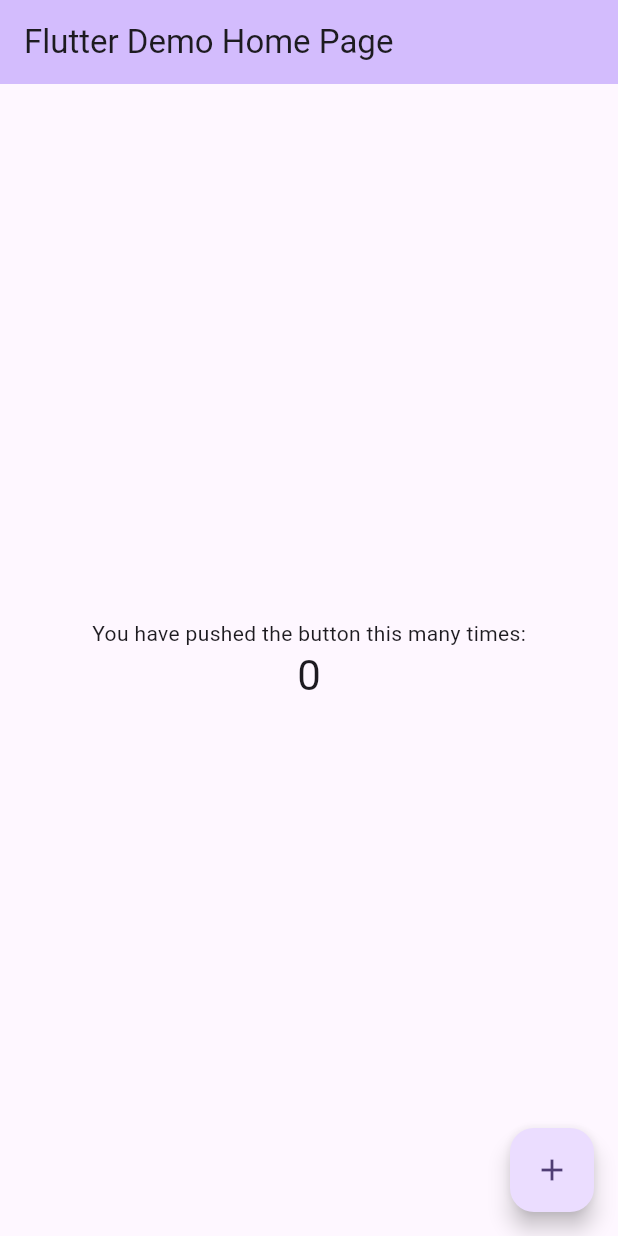
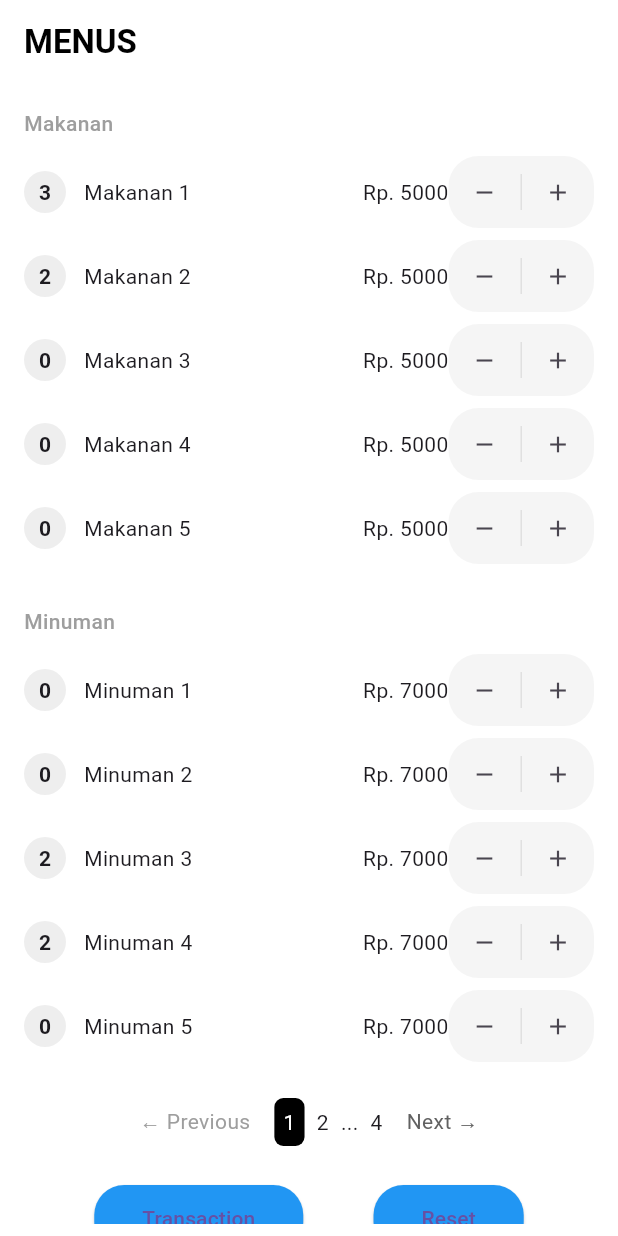
Before and after one commit to rendraganz/mini_project_selatan, a Flutter app: the screen it shows after launch, on a phone screen of 412 x 824 dp. Run offline on Flutter 3.47's test engine with Material 3 defaults, Android fonts, the phone set to English and light mode, and no system bars.

Commit message:
menu page

```diff
--- a/lib/main.dart
+++ b/lib/main.dart
@@ -1,4 +1,5 @@
 import 'package:flutter/material.dart';
+import 'menu_page.dart'; // import file halaman menu
 
 void main() {
   runApp(const MyApp());
@@ -7,116 +8,15 @@ void main() {
 class MyApp extends StatelessWidget {
   const MyApp({super.key});
 
-  // This widget is the root of your application.
   @override
   Widget build(BuildContext context) {
     return MaterialApp(
-      title: 'Flutter Demo',
+      debugShowCheckedModeBanner: false,
+      title: "Menu App",
       theme: ThemeData(
-        // This is the theme of your application.
-        //
-        // TRY THIS: Try running your application with "flutter run". You'll see
-        // the application has a purple toolbar. Then, without quitting the app,
-        // try changing the seedColor in the colorScheme below to Colors.green
-        // and then invoke "hot reload" (save your changes or press the "hot
-        // reload" button in a Flutter-supported IDE, or press "r" if you used
-        // the command line to start the app).
-        //
-        // Notice that the counter didn't reset back to zero; the application
-        // state is not lost during the reload. To reset the state, use hot
-        // restart instead.
-        //
-        // This works for code too, not just values: Most code changes can be
-        // tested with just a hot reload.
-        colorScheme: ColorScheme.fromSeed(seedColor: Colors.deepPurple),
+        primarySwatch: Colors.blue,
       ),
-      home: const MyHomePage(title: 'Flutter Demo Home Page'),
+      home: const MenuPage(), // arahkan ke MenuPage
     );
   }
 }
-
-class MyHomePage extends StatefulWidget {
-  const MyHomePage({super.key, required this.title});
-
-  // This widget is the home page of your application. It is stateful, meaning
-  // that it has a State object (defined below) that contains fields that affect
-  // how it looks.
-
-  // This class is the configuration for the state. It holds the values (in this
-  // case the title) provided by the parent (in this case the App widget) and
-  // used by the build method of the State. Fields in a Widget subclass are
-  // always marked "final".
-
-  final String title;
-
-  @override
-  State<MyHomePage> createState() => _MyHomePageState();
-}
-
-class _MyHomePageState extends State<MyHomePage> {
-  int _counter = 0;
-
-  void _incrementCounter() {
-    setState(() {
-      // This call to setState tells the Flutter framework that something has
-      // changed in this State, which causes it to rerun the build method below
-      // so that the display can reflect the updated values. If we changed
-      // _counter without calling setState(), then the build method would not be
-      // called again, and so nothing would appear to happen.
-      _counter++;
-    });
-  }
-
-  @override
-  Widget build(BuildContext context) {
-    // This method is rerun every time setState is called, for instance as done
-    // by the _incrementCounter method above.
-    //
-    // The Flutter framework has been optimized to make rerunning build methods
-    // fast, so that you can just rebuild anything that needs updating rather
-    // than having to individually change instances of widgets.
-    return Scaffold(
-      appBar: AppBar(
-        // TRY THIS: Try changing the color here to a specific color (to
-        // Colors.amber, perhaps?) and trigger a hot reload to see the AppBar
-        // change color while the other colors stay the same.
-        backgroundColor: Theme.of(context).colorScheme.inversePrimary,
-        // Here we take the value from the MyHomePage object that was created by
-        // the App.build method, and use it to set our appbar title.
-        title: Text(widget.title),
-      ),
-      body: Center(
-        // Center is a layout widget. It takes a single child and positions it
-        // in the middle of the parent.
-        child: Column(
-          // Column is also a layout widget. It takes a list of children and
-          // arranges them vertically. By default, it sizes itself to fit its
-          // children horizontally, and tries to be as tall as its parent.
-          //
-          // Column has various properties to control how it sizes itself and
-          // how it positions its children. Here we use mainAxisAlignment to
-          // center the children vertically; the main axis here is the vertical
-          // axis because Columns are vertical (the cross axis would be
-          // horizontal).
-          //
-          // TRY THIS: Invoke "debug painting" (choose the "Toggle Debug Paint"
-          // action in the IDE, or press "p" in the console), to see the
-          // wireframe for each widget.
-          mainAxisAlignment: MainAxisAlignment.center,
-          children: <Widget>[
-            const Text('You have pushed the button this many times:'),
-            Text(
-              '$_counter',
-              style: Theme.of(context).textTheme.headlineMedium,
-            ),
-          ],
-        ),
-      ),
-      floatingActionButton: FloatingActionButton(
-        onPressed: _incrementCounter,
-        tooltip: 'Increment',
-        child: const Icon(Icons.add),
-      ), // This trailing comma makes auto-formatting nicer for build methods.
-    );
-  }
-}
--- /dev/null
+++ b/lib/menu_page.dart
@@ -0,0 +1,218 @@
+import 'package:flutter/material.dart';
+
+class MenuItem {
+  String name;
+  int price;
+  int qty;
+
+  MenuItem({required this.name, required this.price, this.qty = 0});
+}
+
+class MenuPage extends StatefulWidget {
+  const MenuPage({super.key});
+
+  @override
+  State<MenuPage> createState() => _MenuPageState();
+}
+
+class _MenuPageState extends State<MenuPage> {
+  List<MenuItem> makanan = [
+    MenuItem(name: "Makanan 1", price: 5000, qty: 3),
+    MenuItem(name: "Makanan 2", price: 5000, qty: 2),
+    MenuItem(name: "Makanan 3", price: 5000),
+    MenuItem(name: "Makanan 4", price: 5000),
+    MenuItem(name: "Makanan 5", price: 5000),
+  ];
+
+  List<MenuItem> minuman = [
+    MenuItem(name: "Minuman 1", price: 7000),
+    MenuItem(name: "Minuman 2", price: 7000),
+    MenuItem(name: "Minuman 3", price: 7000, qty: 2),
+    MenuItem(name: "Minuman 4", price: 7000, qty: 2),
+    MenuItem(name: "Minuman 5", price: 7000),
+  ];
+
+  Widget buildMenuList(String title, List<MenuItem> items) {
+    return Column(
+      crossAxisAlignment: CrossAxisAlignment.start,
+      children: [
+        Padding(
+          padding: const EdgeInsets.symmetric(vertical: 8),
+          child: Text(
+            title,
+            style: const TextStyle(
+              fontSize: 14,
+              fontWeight: FontWeight.w500,
+              color: Colors.grey,
+            ),
+          ),
+        ),
+        ...items.map(
+          (item) => Padding(
+            padding: const EdgeInsets.symmetric(vertical: 4),
+            child: Row(
+              children: [
+                // qty box
+                Container(
+                  width: 28,
+                  height: 28,
+                  decoration: BoxDecoration(
+                    borderRadius: BorderRadius.circular(20),
+                    color: Colors.grey.shade200,
+                  ),
+                  child: Center(
+                    child: Text(
+                      item.qty.toString(),
+                      style: const TextStyle(fontWeight: FontWeight.bold),
+                    ),
+                  ),
+                ),
+                const SizedBox(width: 12),
+
+                // name & price
+                Expanded(
+                  child: Row(
+                    mainAxisAlignment: MainAxisAlignment.spaceBetween,
+                    children: [
+                      Text(item.name,
+                          style: const TextStyle(fontSize: 14)),
+                      Text("Rp. ${item.price}",
+                          style: const TextStyle(fontSize: 14)),
+                    ],
+                  ),
+                ),
+
+                // action buttons
+                Container(
+                  decoration: BoxDecoration(
+                    borderRadius: BorderRadius.circular(20),
+                    color: Colors.grey.shade100,
+                  ),
+                  child: Row(
+                    children: [
+                      IconButton(
+                        icon: const Icon(Icons.remove, size: 18),
+                        onPressed: () {
+                          setState(() {
+                            if (item.qty > 0) item.qty--;
+                          });
+                        },
+                      ),
+                      Container(
+                        width: 1,
+                        height: 24,
+                        color: Colors.grey.shade300,
+                      ),
+                      IconButton(
+                        icon: const Icon(Icons.add, size: 18),
+                        onPressed: () {
+                          setState(() {
+                            item.qty++;
+                          });
+                        },
+                      ),
+                    ],
+                  ),
+                ),
+              ],
+            ),
+          ),
+        ),
+      ],
+    );
+  }
+
+  @override
+  Widget build(BuildContext context) {
+    return Scaffold(
+      backgroundColor: Colors.white,
+      appBar: AppBar(
+        backgroundColor: Colors.white,
+        elevation: 0,
+        title: const Text(
+          "MENUS",
+          style: TextStyle(
+            fontWeight: FontWeight.bold,
+            color: Colors.black,
+          ),
+        ),
+      ),
+      body: Padding(
+        padding: const EdgeInsets.symmetric(horizontal: 16, vertical: 8),
+        child: SingleChildScrollView(
+          child: Column(
+            crossAxisAlignment: CrossAxisAlignment.start,
+            children: [
+              buildMenuList("Makanan", makanan),
+              const SizedBox(height: 16),
+              buildMenuList("Minuman", minuman),
+              const SizedBox(height: 20),
+
+              // pagination
+              Row(
+                mainAxisAlignment: MainAxisAlignment.center,
+                children: [
+                  Text("← Previous",
+                      style: TextStyle(color: Colors.grey.shade500)),
+                  const SizedBox(width: 16),
+                  Container(
+                    padding: const EdgeInsets.all(6),
+                    decoration: BoxDecoration(
+                      borderRadius: BorderRadius.circular(6),
+                      color: Colors.black,
+                    ),
+                    child: const Text(
+                      "1",
+                      style: TextStyle(color: Colors.white),
+                    ),
+                  ),
+                  const SizedBox(width: 8),
+                  const Text("2"),
+                  const SizedBox(width: 8),
+                  const Text("..."),
+                  const SizedBox(width: 8),
+                  const Text("4"),
+                  const SizedBox(width: 16),
+                  Text("Next →",
+                      style: TextStyle(color: Colors.grey.shade700)),
+                ],
+              ),
+              const SizedBox(height: 24),
+
+              // buttons
+              Row(
+                mainAxisAlignment: MainAxisAlignment.spaceEvenly,
+                children: [
+                  ElevatedButton(
+                    style: ElevatedButton.styleFrom(
+                      backgroundColor: Colors.blue,
+                      padding: const EdgeInsets.symmetric(
+                          horizontal: 32, vertical: 12),
+                      shape: RoundedRectangleBorder(
+                        borderRadius: BorderRadius.circular(20),
+                      ),
+                    ),
+                    onPressed: () {},
+                    child: const Text("Transaction"),
+                  ),
+                  ElevatedButton(
+                    style: ElevatedButton.styleFrom(
+                      backgroundColor: Colors.blue,
+                      padding: const EdgeInsets.symmetric(
+                          horizontal: 32, vertical: 12),
+                      shape: RoundedRectangleBorder(
+                        borderRadius: BorderRadius.circular(20),
+                      ),
+                    ),
+                    onPressed: () {},
+                    child: const Text("Reset"),
+                  ),
+                ],
+              )
+            ],
+          ),
+        ),
+      ),
+    );
+  }
+}
```
